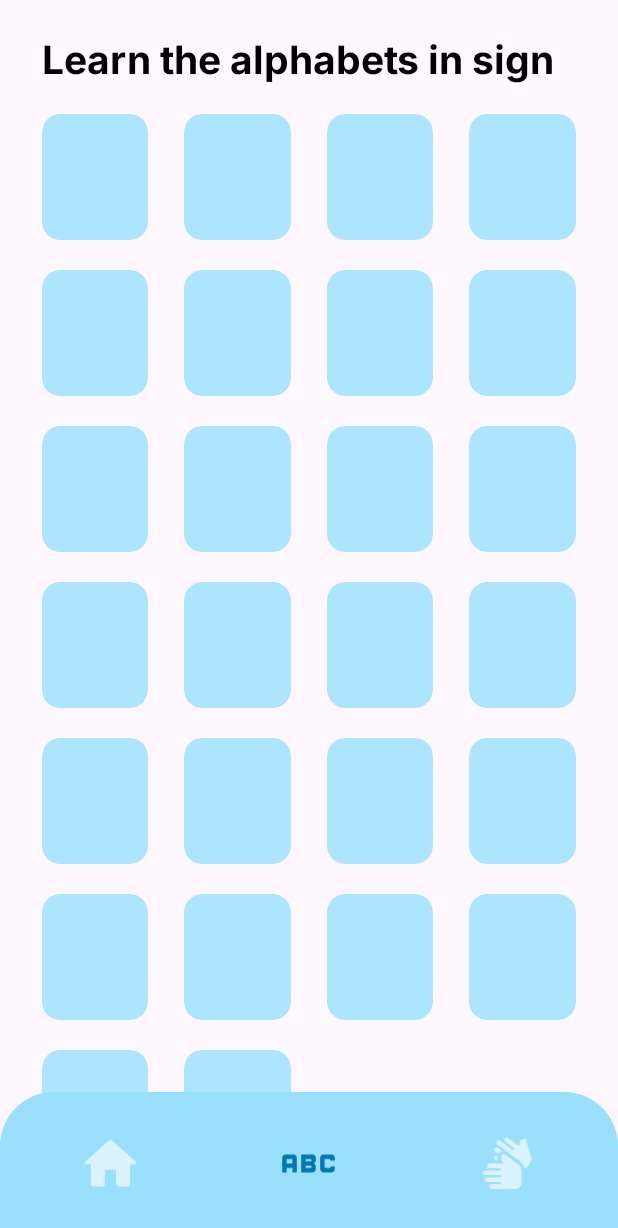
After one commit to Fabian21-dum/Capstone, an Android app: the AlphabetsFragment screen opened through its navigation route, on a phone screen of 412 x 824 dp. The commit adds this screen. Shown: the top 1228 px of the screen. Run offline under Robolectric (Android 15) with nearby library versions, the phone set to English and light mode, and no system bars; our stand-ins replace navigation-ui.

Commit message:
feat: implement alphabets feature

```diff
--- /dev/null
+++ b/app/src/main/java/com/example/capstone/ui/alphabets/AlphabetListAdapter.kt
@@ -0,0 +1,46 @@
+package com.example.capstone.ui.alphabets
+
+import android.view.LayoutInflater
+import android.view.ViewGroup
+import androidx.recyclerview.widget.DiffUtil
+import androidx.recyclerview.widget.ListAdapter
+import androidx.recyclerview.widget.RecyclerView
+import com.example.capstone.data.model.Alphabet
+import com.example.capstone.data.model.Word
+import com.example.capstone.databinding.ItemAlphabetBinding
+import com.example.capstone.databinding.ItemWordBinding
+
+class AlphabetListAdapter : ListAdapter<Alphabet, AlphabetListAdapter.ViewHolder>(
+    DIFF_CALLBACK
+) {
+
+    var onItemClickListener: ((Alphabet) -> Unit)? = null
+
+    override fun onCreateViewHolder(parent: ViewGroup, viewType: Int): AlphabetListAdapter.ViewHolder {
+        val binding = ItemAlphabetBinding.inflate(LayoutInflater.from(parent.context), parent, false)
+        return ViewHolder(binding)
+    }
+
+    override fun onBindViewHolder(holder: AlphabetListAdapter.ViewHolder, position: Int) {
+        holder.bind(getItem(position))
+    }
+
+    inner class ViewHolder(private val binding: ItemAlphabetBinding) : RecyclerView.ViewHolder(binding.root) {
+
+        init {
+            binding.root.setOnClickListener {
+                onItemClickListener?.invoke(getItem(adapterPosition))
+            }
+        }
+
+        fun bind(alphabet: Alphabet) {}
+    }
+
+    companion object {
+        val DIFF_CALLBACK = object : DiffUtil.ItemCallback<Alphabet>() {
+            override fun areItemsTheSame(oldItem: Alphabet, newItem: Alphabet): Boolean = oldItem.id == newItem.id
+
+            override fun areContentsTheSame(oldItem: Alphabet, newItem: Alphabet): Boolean = oldItem.alphabet == newItem.alphabet && oldItem.description == newItem.description
+        }
+    }
+}
--- /dev/null
+++ b/app/src/main/java/com/example/capstone/ui/alphabets/AlphabetsFragment.kt
@@ -0,0 +1,56 @@
+package com.example.capstone.ui.alphabets
+
+import android.os.Bundle
+import android.view.LayoutInflater
+import android.view.View
+import android.view.ViewGroup
+import android.widget.TextView
+import androidx.fragment.app.Fragment
+import androidx.lifecycle.ViewModelProvider
+import androidx.navigation.findNavController
+import androidx.recyclerview.widget.GridLayoutManager
+import com.example.capstone.databinding.FragmentAlphabetsBinding
+
+class AlphabetsFragment : Fragment() {
+
+    private var _binding: FragmentAlphabetsBinding? = null
+    private val binding get() = _binding!!
+
+    private val alphabetListAdapter by lazy { AlphabetListAdapter() }
+    private lateinit var alphabetsViewModel: AlphabetsViewModel
+
+    override fun onCreateView(
+        inflater: LayoutInflater, container: ViewGroup?, savedInstanceState: Bundle?
+    ): View {
+        alphabetsViewModel = ViewModelProvider(this)[AlphabetsViewModel::class.java]
+        _binding = FragmentAlphabetsBinding.inflate(inflater, container, false)
+        return binding.root
+    }
+
+    override fun onViewCreated(view: View, savedInstanceState: Bundle?) {
+        super.onViewCreated(view, savedInstanceState)
+
+        binding.apply {
+            rvAlphabets.apply {
+                layoutManager = GridLayoutManager(requireContext(), 4)
+                isNestedScrollingEnabled = false
+                setHasFixedSize(false)
+                adapter = alphabetListAdapter
+
+                alphabetListAdapter.onItemClickListener = { alphabet ->
+                    val action = AlphabetsFragmentDirections.actionNavigationAlphabetsToAlphabetDetailFragment(alphabet)
+                    findNavController().navigate(action)
+                }
+            }
+        }
+
+        alphabetsViewModel.alphabets.observe(viewLifecycleOwner) {
+            alphabetListAdapter.submitList(it)
+        }
+    }
+
+    override fun onDestroyView() {
+        super.onDestroyView()
+        _binding = null
+    }
+}
--- /dev/null
+++ b/app/src/main/java/com/example/capstone/ui/alphabets/AlphabetsViewModel.kt
@@ -0,0 +1,26 @@
+package com.example.capstone.ui.alphabets
+
+import androidx.lifecycle.LiveData
+import androidx.lifecycle.MutableLiveData
+import androidx.lifecycle.ViewModel
+import androidx.lifecycle.viewModelScope
+import com.example.capstone.data.AppRepository
+import com.example.capstone.data.model.Alphabet
+import com.example.capstone.data.model.Word
+import kotlinx.coroutines.launch
+
+class AlphabetsViewModel : ViewModel() {
+
+    private val _alphabets = MutableLiveData<List<Alphabet>>()
+    val alphabets: LiveData<List<Alphabet>> = _alphabets
+
+    init {
+        getAlphabetsList()
+    }
+
+    private fun getAlphabetsList() {
+        viewModelScope.launch {
+            _alphabets.value = AppRepository.getAlphabet()
+        }
+    }
+}
--- /dev/null
+++ b/app/src/main/res/layout/fragment_alphabets.xml
@@ -0,0 +1,45 @@
+<?xml version="1.0" encoding="utf-8"?>
+<androidx.core.widget.NestedScrollView xmlns:android="http://schemas.android.com/apk/res/android"
+    xmlns:app="http://schemas.android.com/apk/res-auto"
+    xmlns:tools="http://schemas.android.com/tools"
+    android:layout_width="match_parent"
+    android:layout_height="match_parent"
+    android:fillViewport="true"
+    tools:context=".ui.alphabets.AlphabetsFragment">
+
+    <androidx.constraintlayout.widget.ConstraintLayout
+        android:layout_width="match_parent"
+        android:layout_height="wrap_content"
+        android:paddingTop="20dp"
+        android:paddingBottom="100dp">
+
+        <TextView
+            android:id="@+id/alphabets_title"
+            android:layout_width="match_parent"
+            android:layout_height="wrap_content"
+            android:fontFamily="@font/inter_bold"
+            android:paddingHorizontal="28dp"
+            android:text="@string/alphabets_title"
+            android:textColor="@color/black"
+            android:textSize="26sp"
+            app:layout_constraintEnd_toEndOf="parent"
+            app:layout_constraintStart_toStartOf="parent"
+            app:layout_constraintTop_toTopOf="parent"
+            tools:layout_editor_absoluteX="28dp"
+            tools:layout_editor_absoluteY="20dp" />
+
+        <androidx.recyclerview.widget.RecyclerView
+            android:id="@+id/rv_alphabets"
+            android:layout_width="match_parent"
+            android:layout_height="wrap_content"
+            android:layout_marginTop="20dp"
+            android:paddingHorizontal="16dp"
+            app:layoutManager="androidx.recyclerview.widget.GridLayoutManager"
+            app:layout_constraintEnd_toEndOf="parent"
+            app:layout_constraintStart_toStartOf="parent"
+            app:layout_constraintTop_toBottomOf="@id/alphabets_title"
+            tools:itemCount="28"
+            app:spanCount="4"
+            tools:listitem="@layout/item_alphabet" />
+    </androidx.constraintlayout.widget.ConstraintLayout>
+</androidx.core.widget.NestedScrollView>
--- /dev/null
+++ b/app/src/main/res/layout/item_alphabet.xml
@@ -0,0 +1,9 @@
+<?xml version="1.0" encoding="utf-8"?>
+<com.google.android.material.card.MaterialCardView xmlns:android="http://schemas.android.com/apk/res/android"
+    android:layout_width="match_parent"
+    xmlns:app="http://schemas.android.com/apk/res-auto"
+    android:layout_marginHorizontal="12dp"
+    app:strokeWidth="0dp"
+    app:cardBackgroundColor="@color/card"
+    android:layout_marginBottom="20dp"
+    android:layout_height="84dp" />
--- a/app/src/main/res/navigation/mobile_navigation.xml
+++ b/app/src/main/res/navigation/mobile_navigation.xml
@@ -12,10 +12,14 @@
         tools:layout="@layout/fragment_home" />
 
     <fragment
-        android:id="@+id/navigation_dashboard"
-        android:name="com.example.capstone.ui.dashboard.DashboardFragment"
-        android:label="@string/title_dashboard"
-        tools:layout="@layout/fragment_dashboard" />
+        android:id="@+id/navigation_alphabets"
+        android:name="com.example.capstone.ui.alphabets.AlphabetsFragment"
+        android:label="@string/title_alphabets"
+        tools:layout="@layout/fragment_alphabets" >
+        <action
+            android:id="@+id/action_navigation_alphabets_to_alphabetDetailFragment"
+            app:destination="@id/navigation_alphabet_detail" />
+    </fragment>
 
     <fragment
         android:id="@+id/navigation_gestures"
@@ -45,4 +49,13 @@
             android:name="word"
             app:argType="com.example.capstone.data.model.Word" />
     </fragment>
+    <fragment
+        android:id="@+id/navigation_alphabet_detail"
+        android:name="com.example.capstone.ui.alphabets.detail.AlphabetDetailFragment"
+        android:label="fragment_alphabet_detail"
+        tools:layout="@layout/fragment_alphabet_detail" >
+        <argument
+            android:name="alphabet"
+            app:argType="com.example.capstone.data.model.Alphabet" />
+    </fragment>
 </navigation>
```
Also changed, not shown: app/src/main/java/com/example/capstone/ui/alphabets/detail/AlphabetDetailFragment.kt (added, +44 -0 lines), app/src/main/res/layout/fragment_alphabet_detail.xml (added, +78 -0 lines).
